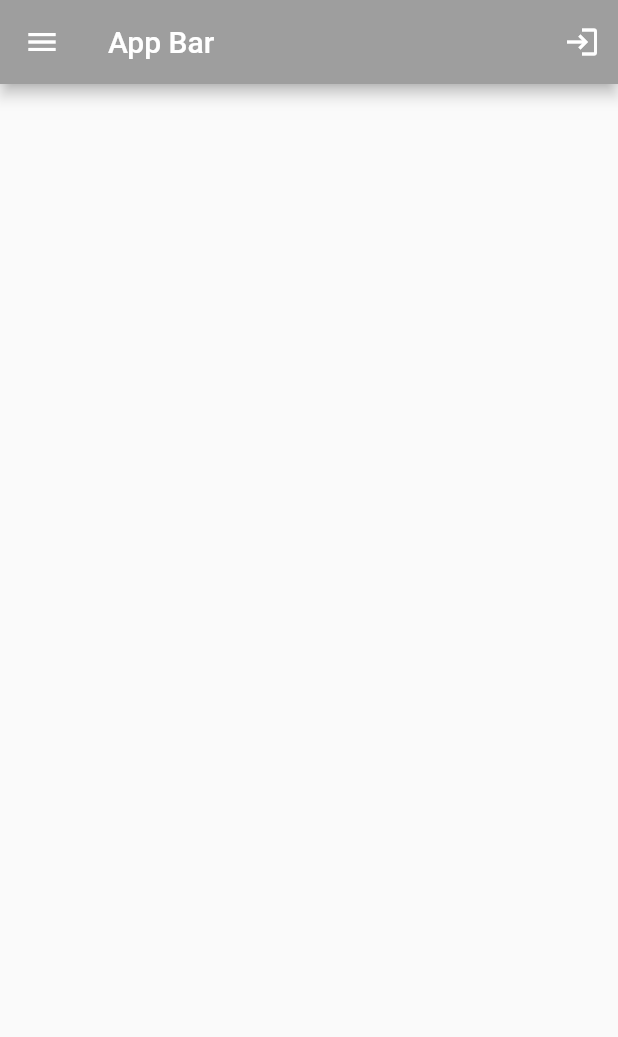
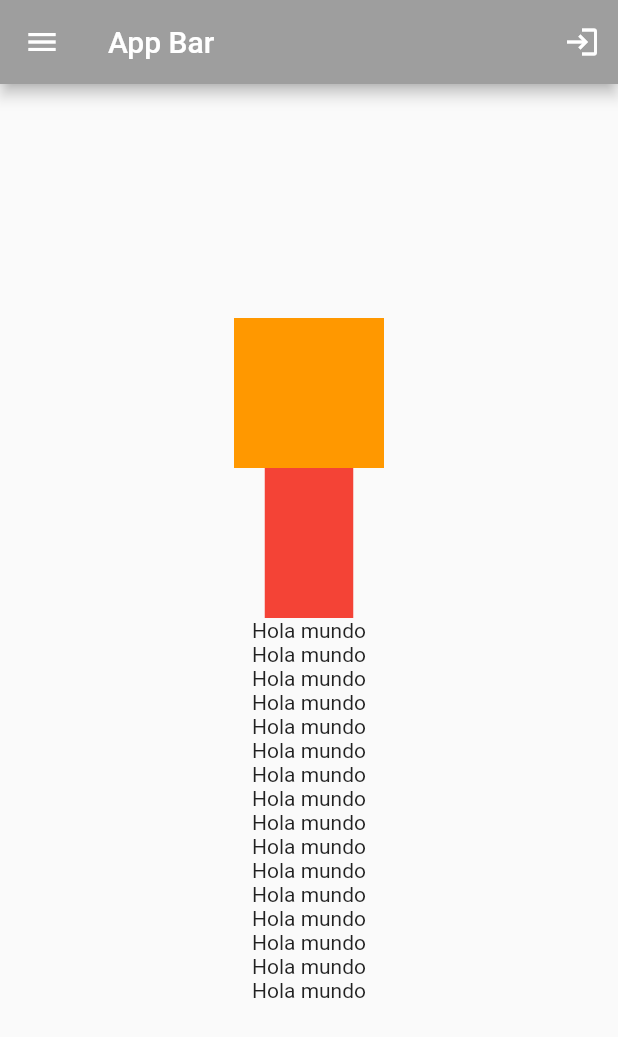
Before and after one commit to rogelio1502/learning-flutter, a Flutter app: the screen it shows after launch, on a phone screen of 412 x 824 dp. Shown: the top 1037 px of the screen. Run offline on Flutter 3.47's test engine with Material 2 defaults, Android fonts, the phone set to English and light mode, and no system bars.

Commit message:
column center container sizedBox correct alignment

```diff
--- a/lib/main.dart
+++ b/lib/main.dart
@@ -17,16 +17,41 @@ class MyApp extends StatelessWidget {
           ],
           backgroundColor: Colors.grey,
         ),
-        // body: Center(
-        //   child: IconButton(
-        //     icon: const Icon(
-        //       Icons.close,
-        //       color: Colors.white,
-        //     ),
-        //     onPressed: () => {print("Hola mundo")},
-        //     iconSize: 200,
-        //   ),
-        // ),
+        body: SizedBox(
+          width: double.infinity,
+          child: Column(
+            mainAxisAlignment: MainAxisAlignment.center, // vertical
+            crossAxisAlignment: CrossAxisAlignment.center, // horizontal
+            children: <Widget>[
+              Container(
+                color: Colors.orange,
+                height: 100,
+                width: 100,
+              ),
+              Container(
+                color: Colors.red,
+                height: 100,
+                width: 59,
+              ),
+              Text('Hola mundo'),
+              Text('Hola mundo'),
+              Text('Hola mundo'),
+              Text('Hola mundo'),
+              Text('Hola mundo'),
+              Text('Hola mundo'),
+              Text('Hola mundo'),
+              Text('Hola mundo'),
+              Text('Hola mundo'),
+              Text('Hola mundo'),
+              Text('Hola mundo'),
+              Text('Hola mundo'),
+              Text('Hola mundo'),
+              Text('Hola mundo'),
+              Text('Hola mundo'),
+              Text('Hola mundo'),
+            ],
+          ),
+        ),
 
         drawer: Drawer(),
         // endDrawer: Drawer(),
```
